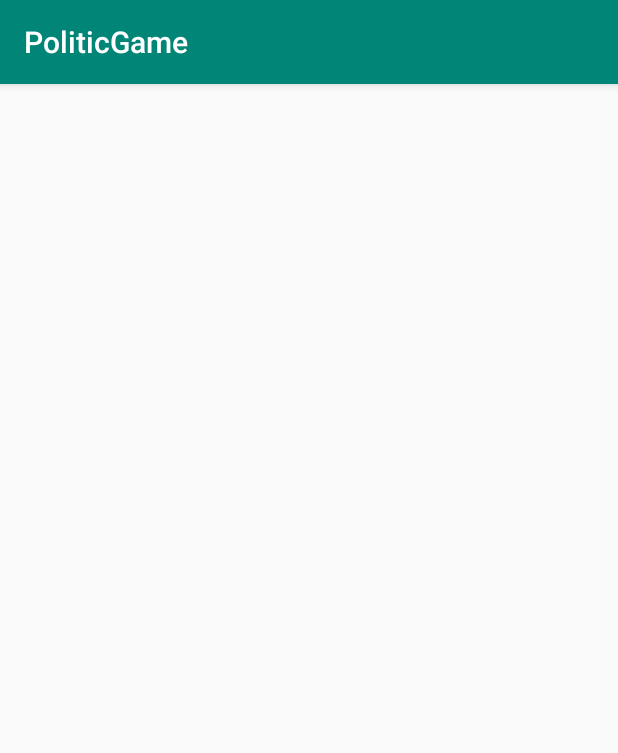
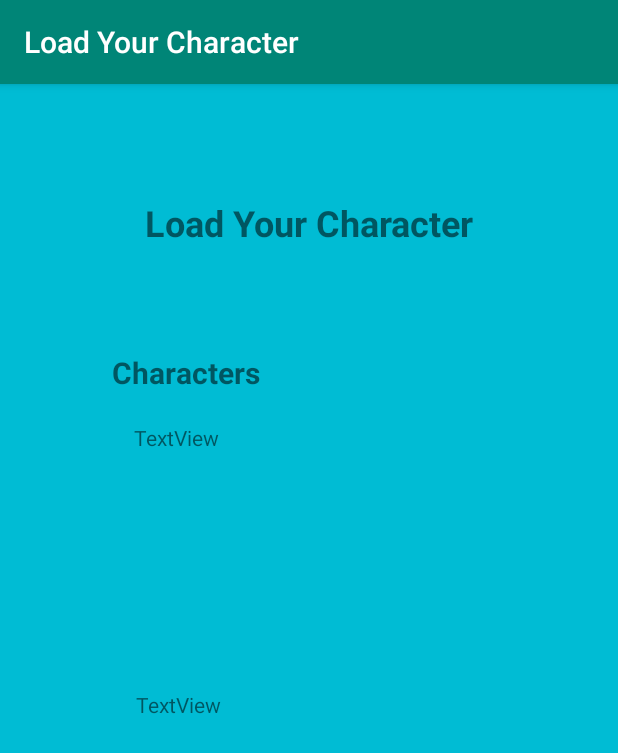
Before and after one commit to codeturtle00/Politician-Simulator, an Android app: the LoadCharacterActivity screen opened directly, with no data from a screen before it, on a phone screen of 412 x 824 dp. Shown: the top 753 px of the screen. Run offline under Robolectric (Android 15) with nearby library versions, the phone set to English and light mode, and no system bars.

Commit message:
Implemented some layout for activity_load_character

```diff
--- a/phase1/PoliticGame/app/src/main/java/com/example/politicgame/LoadCharacterActivity.java
+++ b/phase1/PoliticGame/app/src/main/java/com/example/politicgame/LoadCharacterActivity.java
@@ -1,6 +1,62 @@
 package com.example.politicgame;
+
+import android.graphics.drawable.Drawable;
+import android.os.Bundle;
+import android.util.Log;
+import android.view.View;
+import android.view.animation.Animation;
+import android.view.animation.AnimationUtils;
+import android.widget.Button;
+import android.widget.ImageView;
+import android.widget.TextView;
 
 import androidx.appcompat.app.AppCompatActivity;
 
-public class LoadCharacterActivity extends AppCompatActivity {
+import org.w3c.dom.Text;
+
+public class LoadCharacterActivity extends GameActivity {
+    protected PoliticGameApp app;
+    private final String FILE_NAME = "user_game_data.json";
+    private Drawable highlight;
+
+    @Override
+    public void onCreate(Bundle savedInstanceState) {
+        app = (PoliticGameApp) getApplication();
+
+        System.out.println("The current theme is blue: " + app.isThemeBlue());
+
+        //Set theme
+        if (app.isThemeBlue()){
+            setTheme(R.style.BlueTheme);
+        } else {
+            setTheme(R.style.RedTheme);
+        }
+
+        setTitle("Load Your Character");
+
+        super.onCreate(savedInstanceState);
+        setContentView(R.layout.activity_load_character);
+
+        highlight = getResources().getDrawable(R.drawable.highlight);
+
+        final TextView charButton1 = findViewById(R.id.character_1);
+        final TextView charButton2 = findViewById(R.id.character_2);
+
+        charButton1.setOnClickListener(
+                new View.OnClickListener() {
+                    public void onClick(View v) {
+                        charButton1.setBackground(highlight);
+                        charButton2.setBackground(null);
+                    }
+                });
+
+        charButton2.setOnClickListener(
+                new View.OnClickListener() {
+                    public void onClick(View v) {
+                        charButton2.setBackground(highlight);
+                        charButton1.setBackground(null);
+                    }
+                });
+    }
+
 }
--- a/phase1/PoliticGame/app/src/main/res/layout/activity_load_character.xml
+++ b/phase1/PoliticGame/app/src/main/res/layout/activity_load_character.xml
@@ -6,6 +6,21 @@
     android:layout_width="match_parent"
     android:layout_height="match_parent"
     android:background="?attr/backColor">
+
+    <TextView
+        android:id="@+id/character_2"
+        android:layout_width="236dp"
+        android:layout_height="158dp"
+        android:layout_marginStart="19dp"
+        android:layout_marginLeft="19dp"
+        android:layout_marginTop="20dp"
+        android:layout_marginEnd="17dp"
+        android:layout_marginRight="17dp"
+        android:text="TextView"
+        app:layout_constraintEnd_toEndOf="@+id/view"
+        app:layout_constraintHorizontal_bias="0.535"
+        app:layout_constraintStart_toStartOf="@+id/view"
+        app:layout_constraintTop_toBottomOf="@+id/character_1" />
 
     <TextView
         android:id="@+id/load_character_title"
@@ -18,4 +33,42 @@
         app:layout_constraintEnd_toEndOf="parent"
         app:layout_constraintStart_toStartOf="parent"
         app:layout_constraintTop_toTopOf="parent" />
+
+    <view
+        android:id="@+id/view"
+        class="androidx.constraintlayout.widget.ConstraintLayout"
+        android:layout_width="303dp"
+        android:layout_height="462dp"
+        android:layout_marginTop="50dp"
+        app:layout_constraintEnd_toEndOf="parent"
+        app:layout_constraintStart_toStartOf="parent"
+        app:layout_constraintTop_toBottomOf="@+id/load_character_title" />
+
+    <TextView
+        android:id="@+id/load_character_subtitle"
+        android:layout_width="wrap_content"
+        android:layout_height="wrap_content"
+        android:layout_marginStart="20dp"
+        android:layout_marginLeft="20dp"
+        android:layout_marginTop="20dp"
+        android:text="Characters"
+        android:textSize="20sp"
+        android:textStyle="bold"
+        app:layout_constraintStart_toStartOf="@+id/view"
+        app:layout_constraintTop_toTopOf="@+id/view" />
+
+    <TextView
+        android:id="@+id/character_1"
+        android:layout_width="236dp"
+        android:layout_height="158dp"
+        android:layout_marginStart="19dp"
+        android:layout_marginLeft="19dp"
+        android:layout_marginTop="20dp"
+        android:layout_marginEnd="17dp"
+        android:layout_marginRight="17dp"
+        android:text="TextView"
+        app:layout_constraintEnd_toEndOf="@+id/view"
+        app:layout_constraintStart_toStartOf="@+id/view"
+        app:layout_constraintTop_toBottomOf="@+id/load_character_subtitle" />
+
 </androidx.constraintlayout.widget.ConstraintLayout>
```
